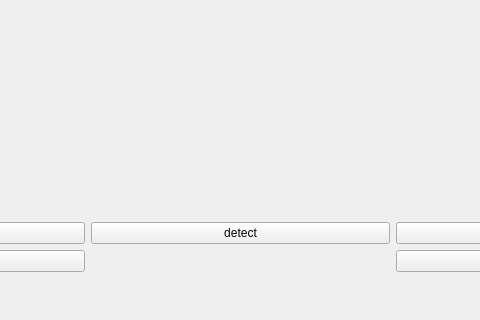
Qt form src/robot_control/robot_moveit_control/ui/mainwindow.ui (Aki-zel/robot_arm_moveit) before a commit; both pictures show x 225 to 705 and y 219 to 539 of the 932 by 539 pixel window.
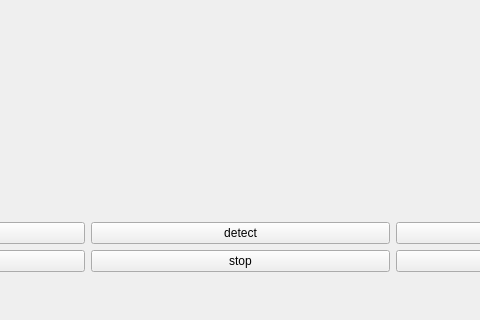
The same form after that commit.

Diff of the .ui file:
```diff
--- a/src/robot_control/robot_moveit_control/ui/mainwindow.ui
+++ b/src/robot_control/robot_moveit_control/ui/mainwindow.ui
@@ -147,6 +147,13 @@
          </property>
         </widget>
        </item>
+       <item row="1" column="1">
+        <widget class="QPushButton" name="stopButton">
+         <property name="text">
+          <string>stop</string>
+         </property>
+        </widget>
+       </item>
       </layout>
      </item>
     </layout>
```
